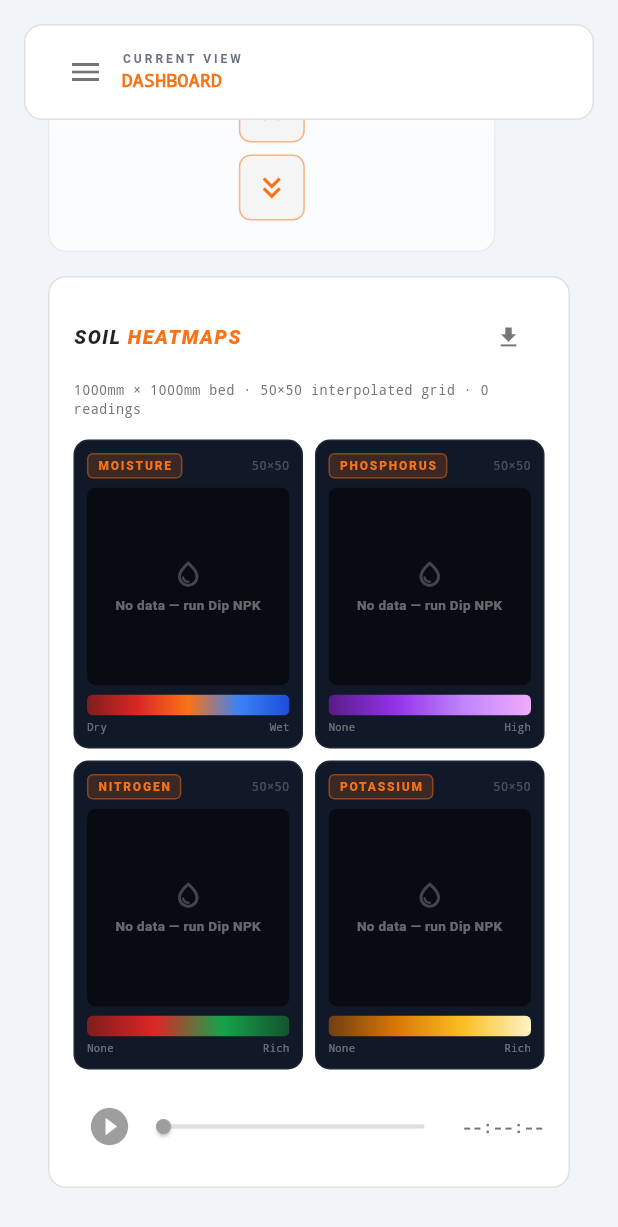
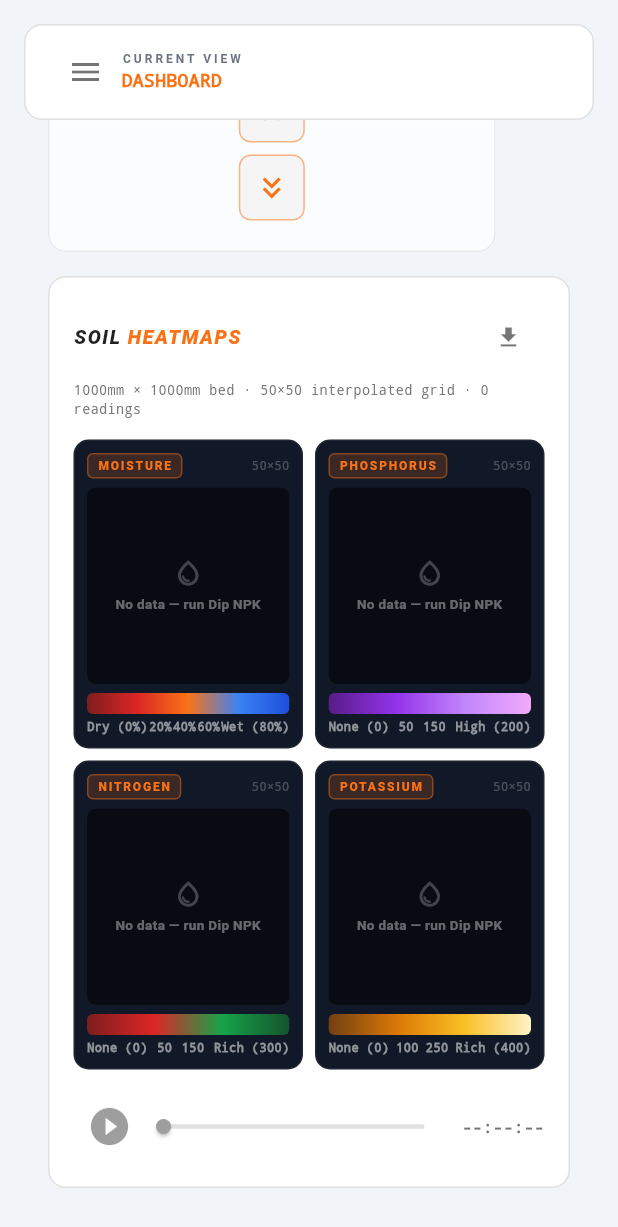
Before and after one commit to Itskent2/AGRI_3D-App, a Flutter app: the screen it shows after launch, scrolled down 2154 dp, on a phone screen of 412 x 824 dp. Shown: the top 1227 px of the screen. Run offline on Flutter 3.47's test engine with Material 3 defaults, Android fonts, the phone set to English and light mode, and no system bars; our stand-ins replace file_picker, fl_chart, flutter_riverpod, lucide_icons, permission_handler, shared_preferences; network calls fail; project files that could hold a hidden picture were left out.

Commit message:
feat: show numeric values on heatmap legend labels

```diff
--- a/lib/widgets/sensor_heatmaps.dart
+++ b/lib/widgets/sensor_heatmaps.dart
@@ -529,9 +529,10 @@ class _HeatmapCardState extends State<_HeatmapCard> {
         const SizedBox(height: 3),
         Row(
           mainAxisAlignment: MainAxisAlignment.spaceBetween,
-          children: widget.stops.where((s) => s.label.isNotEmpty).map((s) =>
-            Text(s.label, style: const TextStyle(color: Colors.white38, fontSize: 7, fontFamily: 'monospace'))
-          ).toList(),
+          children: widget.stops.map((s) {
+            final text = s.label.isNotEmpty ? '${s.label} (${s.value})' : s.value;
+            return Text(text, style: const TextStyle(color: Colors.white54, fontSize: 8, fontFamily: 'monospace', fontWeight: FontWeight.bold));
+          }).toList(),
         ),
       ]),
     );
```
